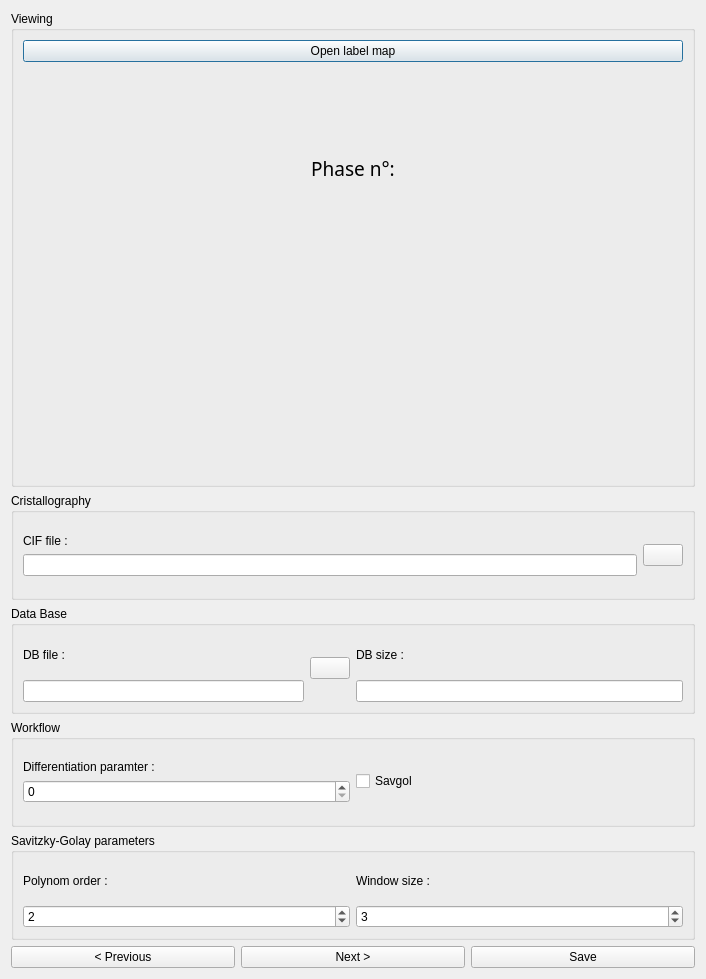
Old version of the form indexGPU/phase_form_tempo.ui in the repository Cyril-Langlois/indexGPU.
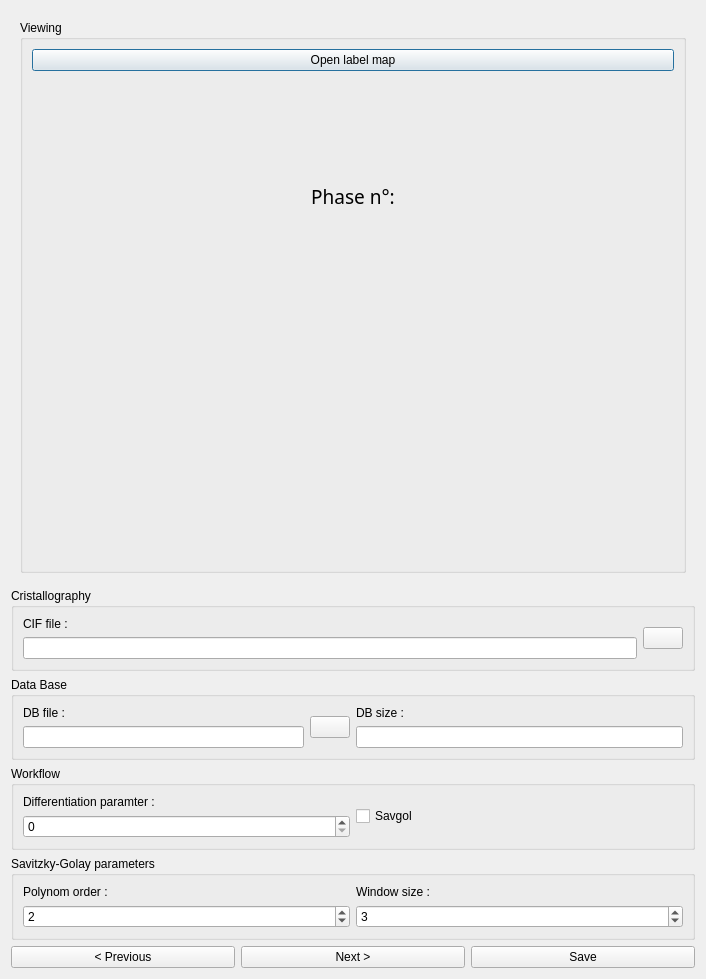
New version of the form. Icons and pictures are not drawn. Custom widgets are drawn as their Qt base class.

What changed in the file:
```diff
--- a/indexGPU/phase_form_tempo.ui
+++ b/indexGPU/phase_form_tempo.ui
@@ -19,6 +19,15 @@
      <item>
       <layout class="QVBoxLayout" name="verticalLayout">
        <item>
+        <widget class="QStackedWidget" name="stackedW">
+         <property name="currentIndex">
+          <number>0</number>
+         </property>
+         <widget class="QWidget" name="page">
+          <layout class="QVBoxLayout" name="verticalLayout_4">
+           <item>
+            <layout class="QVBoxLayout" name="verticalLayout_3">
+             <item>
         <widget class="QGroupBox" name="gBviewing">
          <property name="title">
           <string>Viewing</string>
@@ -263,6 +272,13 @@
            </widget>
           </item>
          </layout>
+              </widget>
+             </item>
+            </layout>
+           </item>
+          </layout>
+         </widget>
+         <widget class="QWidget" name="page_2"/>
         </widget>
        </item>
       </layout>
```
Left out of the diff: 2 changed lines with no effect on the pictures. Lines whose indentation alone changed are shown as unchanged.
